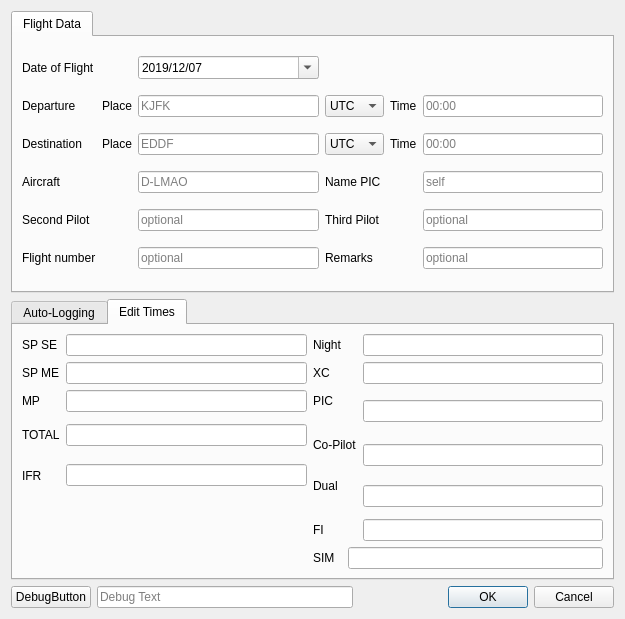
The window that src/gui/dialogues/newflight.ui (fiffty-50/openPilotLog) describes before a commit, drawn with Qt 5.
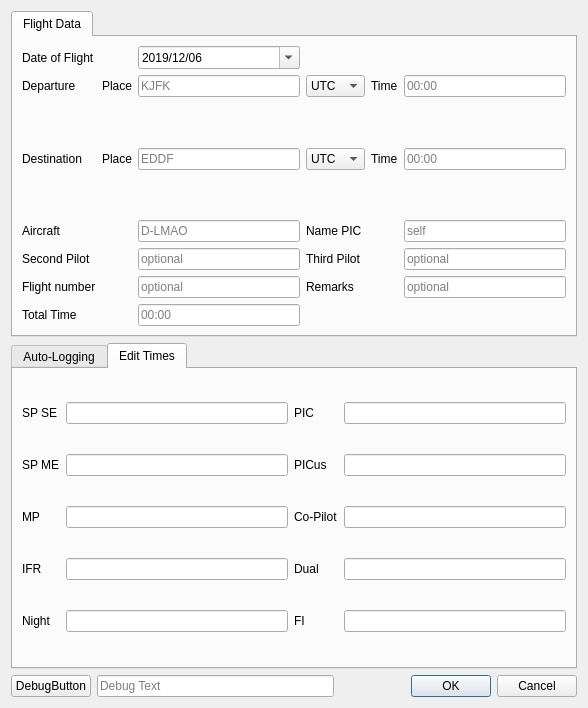
The same window after the commit.

Commit message: refactoring of newFlight, renamed line edits in accordance with database layout

Patch:
```diff
--- a/src/gui/dialogues/newflight.ui
+++ b/src/gui/dialogues/newflight.ui
@@ -6,8 +6,8 @@
    <rect>
     <x>0</x>
     <y>0</y>
-    <width>625</width>
-    <height>619</height>
+    <width>588</width>
+    <height>708</height>
    </rect>
   </property>
   <property name="windowTitle">
@@ -24,61 +24,33 @@
        <string>Flight Data</string>
       </attribute>
       <layout class="QGridLayout" name="gridLayout">
-       <item row="3" column="3">
-        <widget class="QLabel" name="picLabel">
-         <property name="text">
-          <string>Name PIC</string>
-         </property>
-        </widget>
-       </item>
-       <item row="3" column="0">
-        <widget class="QLabel" name="acftLabel">
-         <property name="text">
-          <string>Aircraft</string>
-         </property>
-        </widget>
-       </item>
-       <item row="2" column="2">
-        <widget class="QLineEdit" name="newDestLocLineEdit">
-         <property name="toolTip">
-          <string>Enter the ICAO 4-letter Identifier of the Airport</string>
-         </property>
-         <property name="inputMethodHints">
-          <set>Qt::ImhNone</set>
-         </property>
-         <property name="maxLength">
-          <number>4</number>
-         </property>
-         <property name="placeholderText">
-          <string>EDDF</string>
-         </property>
-        </widget>
-       </item>
-       <item row="4" column="5">
-        <widget class="QLineEdit" name="thirdPilotNameLineEdit">
-         <property name="placeholderText">
-          <string>optional</string>
-         </property>
-        </widget>
-       </item>
-       <item row="2" column="0">
-        <widget class="QLabel" name="destLabel">
-         <property name="text">
-          <string>Destination</string>
-         </property>
-        </widget>
-       </item>
-       <item row="3" column="2">
-        <widget class="QLineEdit" name="newAcft">
+       <item row="6" column="2">
+        <widget class="QLineEdit" name="acftLineEdit">
          <property name="placeholderText">
           <string>D-LMAO</string>
          </property>
         </widget>
        </item>
-       <item row="1" column="0">
-        <widget class="QLabel" name="deptLabel">
+       <item row="1" column="5">
+        <widget class="QLineEdit" name="tofbTimeLineEdit">
+         <property name="toolTip">
+          <string>&lt;html&gt;&lt;head/&gt;&lt;body&gt;&lt;p&gt;&lt;span style=&quot; color:#a8abb0;&quot;&gt;Enter a valid time.&lt;/span&gt;&lt;/p&gt;&lt;p&gt;&lt;span style=&quot; color:#a8abb0;&quot;&gt;e.g.: 845 0845 8:45 08:45&lt;/span&gt;&lt;/p&gt;&lt;/body&gt;&lt;/html&gt;</string>
+         </property>
+         <property name="whatsThis">
+          <string>&lt;html&gt;&lt;head/&gt;&lt;body&gt;&lt;p&gt;&lt;br/&gt;&lt;/p&gt;&lt;/body&gt;&lt;/html&gt;</string>
+         </property>
+         <property name="maxLength">
+          <number>5</number>
+         </property>
+         <property name="placeholderText">
+          <string>00:00</string>
+         </property>
+        </widget>
+       </item>
+       <item row="4" column="4">
+        <widget class="QLabel" name="tonbLabel">
          <property name="text">
-          <string>Departure</string>
+          <string>Time</string>
          </property>
         </widget>
        </item>
@@ -89,105 +61,94 @@
          </property>
         </widget>
        </item>
-       <item row="1" column="2">
-        <widget class="QLineEdit" name="newDeptLocLineEdit">
+       <item row="4" column="0">
+        <widget class="QLabel" name="destLabel">
+         <property name="text">
+          <string>Destination</string>
+         </property>
+        </widget>
+       </item>
+       <item row="1" column="1">
+        <widget class="QLabel" name="placeLabel1">
+         <property name="text">
+          <string>Place</string>
+         </property>
+        </widget>
+       </item>
+       <item row="8" column="3">
+        <widget class="QLabel" name="RemarksLabel">
+         <property name="text">
+          <string>Remarks</string>
+         </property>
+        </widget>
+       </item>
+       <item row="8" column="1">
+        <widget class="QLabel" name="flightNumberPrefixLabel">
          <property name="toolTip">
           <string>Enter the ICAO 4-letter Identifier of the Airport</string>
          </property>
-         <property name="inputMethodHints">
-          <set>Qt::ImhNone</set>
+         <property name="text">
+          <string/>
          </property>
-         <property name="maxLength">
-          <number>4</number>
-         </property>
-         <property name="placeholderText">
-          <string>KJFK</string>
+         <property name="alignment">
+          <set>Qt::AlignRight|Qt::AlignTrailing|Qt::AlignVCenter</set>
          </property>
         </widget>
        </item>
-       <item row="2" column="1">
+       <item row="4" column="1">
         <widget class="QLabel" name="placeLabel2">
          <property name="text">
           <string>Place</string>
          </property>
         </widget>
        </item>
-       <item row="5" column="0">
-        <widget class="QLabel" name="FlightNumberLabel">
-         <property name="text">
-          <string>Flight number</string>
-         </property>
-        </widget>
-       </item>
-       <item row="5" column="2">
+       <item row="8" column="2">
         <widget class="QLineEdit" name="FlightNumberLineEdit">
          <property name="placeholderText">
           <string>optional</string>
          </property>
         </widget>
        </item>
-       <item row="2" column="4">
-        <widget class="QLabel" name="tonbLabel">
-         <property name="text">
-          <string>Time</string>
-         </property>
-        </widget>
-       </item>
-       <item row="1" column="3">
-        <widget class="QComboBox" name="deptTZ">
+       <item row="1" column="2">
+        <widget class="QLineEdit" name="deptLocLineEdit">
          <property name="toolTip">
           <string>&lt;html&gt;&lt;head/&gt;&lt;body&gt;&lt;p&gt;UTC - Universal Time Coordinated&lt;/p&gt;&lt;p&gt;LOCAL - Local time at Airfield&lt;/p&gt;&lt;p&gt;BASE - Local time at Home Base&lt;/p&gt;&lt;/body&gt;&lt;/html&gt;</string>
          </property>
-         <item>
-          <property name="text">
-           <string>UTC</string>
-          </property>
-         </item>
-         <item>
-          <property name="text">
-           <string>Local</string>
-          </property>
-         </item>
-        </widget>
-       </item>
-       <item row="2" column="3">
-        <widget class="QComboBox" name="destTZ">
-         <property name="toolTip">
-          <string>&lt;html&gt;&lt;head/&gt;&lt;body&gt;&lt;p&gt;UTC - Universal Time Coordinated&lt;/p&gt;&lt;p&gt;LOCAL - Local time at Airfield&lt;/p&gt;&lt;p&gt;BASE - Local time at Home Base&lt;/p&gt;&lt;/body&gt;&lt;/html&gt;</string>
+         <property name="inputMethodHints">
+          <set>Qt::ImhNone</set>
          </property>
-         <item>
-          <property name="text">
-           <string>UTC</string>
-          </property>
-         </item>
-         <item>
-          <property name="text">
-           <string>Local</string>
-          </property>
-         </item>
-        </widget>
-       </item>
-       <item row="3" column="5">
-        <widget class="QLineEdit" name="newPicNameLineEdit">
+         <property name="maxLength">
+          <number>4</number>
+         </property>
          <property name="placeholderText">
-          <string>self</string>
+          <string>KJFK</string>
          </property>
         </widget>
        </item>
-       <item row="5" column="5">
-        <widget class="QLineEdit" name="RemarksLineEdit">
-         <property name="placeholderText">
-          <string>optional</string>
+       <item row="9" column="0">
+        <widget class="QLabel" name="totalTimeLabel">
+         <property name="text">
+          <string>Total Time</string>
          </property>
         </widget>
        </item>
-       <item row="4" column="2">
-        <widget class="QLineEdit" name="secondPilotNameLineEdit">
+       <item row="1" column="0">
+        <widget class="QLabel" name="deptLabel">
          <property name="text">
-          <string/>
+          <string>Departure</string>
          </property>
+        </widget>
+       </item>
+       <item row="4" column="5">
+        <widget class="QLineEdit" name="tonbTimeLineEdit">
+         <property name="toolTip">
+          <string>&lt;html&gt;&lt;head/&gt;&lt;body&gt;&lt;p&gt;&lt;span style=&quot; color:#a8abb0;&quot;&gt;Enter a valid time.&lt;/span&gt;&lt;/p&gt;&lt;p&gt;&lt;span style=&quot; color:#a8abb0;&quot;&gt;e.g.: 845 0845 8:45 08:45&lt;/span&gt;&lt;/p&gt;&lt;/body&gt;&lt;/html&gt;</string>
+         </property>
+         <property name="whatsThis">
+          <string>&lt;html&gt;&lt;head/&gt;&lt;body&gt;&lt;p&gt;&lt;br/&gt;&lt;/p&gt;&lt;/body&gt;&lt;/html&gt;</string>
+         </property>
          <property name="placeholderText">
-          <string>optional</string>
+          <string>00:00</string>
          </property>
         </widget>
        </item>
@@ -200,7 +161,7 @@
            <second>0</second>
            <year>2019</year>
            <month>12</month>
-           <day>7</day>
+           <day>6</day>
           </datetime>
          </property>
          <property name="displayFormat">
@@ -214,80 +175,150 @@
          </property>
         </widget>
        </item>
-       <item row="1" column="5">
-        <widget class="QLineEdit" name="newDeptTimeLineEdit">
-         <property name="toolTip">
-          <string>&lt;html&gt;&lt;head/&gt;&lt;body&gt;&lt;p&gt;&lt;span style=&quot; color:#a8abb0;&quot;&gt;Enter a valid time.&lt;/span&gt;&lt;/p&gt;&lt;p&gt;&lt;span style=&quot; color:#a8abb0;&quot;&gt;e.g.: 845 0845 8:45 08:45&lt;/span&gt;&lt;/p&gt;&lt;/body&gt;&lt;/html&gt;</string>
-         </property>
-         <property name="whatsThis">
-          <string>&lt;html&gt;&lt;head/&gt;&lt;body&gt;&lt;p&gt;&lt;br/&gt;&lt;/p&gt;&lt;/body&gt;&lt;/html&gt;</string>
-         </property>
-         <property name="maxLength">
-          <number>5</number>
-         </property>
-         <property name="placeholderText">
-          <string>00:00</string>
-         </property>
-        </widget>
-       </item>
-       <item row="1" column="1">
-        <widget class="QLabel" name="placeLabel1">
-         <property name="text">
-          <string>Place</string>
-         </property>
-        </widget>
-       </item>
-       <item row="4" column="3">
-        <widget class="QLabel" name="thirdPilotLabel">
-         <property name="text">
-          <string>Third Pilot</string>
-         </property>
-        </widget>
-       </item>
-       <item row="1" column="4">
-        <widget class="QLabel" name="tofbLabel">
-         <property name="text">
-          <string>Time</string>
-         </property>
-        </widget>
-       </item>
-       <item row="5" column="3">
-        <widget class="QLabel" name="RemarksLabel">
-         <property name="text">
-          <string>Remarks</string>
-         </property>
-        </widget>
-       </item>
-       <item row="4" column="0">
+       <item row="7" column="0">
         <widget class="QLabel" name="picLabel_2">
          <property name="text">
           <string>Second Pilot</string>
          </property>
         </widget>
        </item>
-       <item row="2" column="5">
-        <widget class="QLineEdit" name="newDestTimeLineEdit">
+       <item row="8" column="5">
+        <widget class="QLineEdit" name="RemarksLineEdit">
+         <property name="placeholderText">
+          <string>optional</string>
+         </property>
+        </widget>
+       </item>
+       <item row="7" column="5">
+        <widget class="QLineEdit" name="thirdPilotNameLineEdit">
+         <property name="placeholderText">
+          <string>optional</string>
+         </property>
+        </widget>
+       </item>
+       <item row="6" column="5">
+        <widget class="QLineEdit" name="picNameLineEdit">
+         <property name="placeholderText">
+          <string>self</string>
+         </property>
+        </widget>
+       </item>
+       <item row="6" column="0">
+        <widget class="QLabel" name="acftLabel">
+         <property name="text">
+          <string>Aircraft</string>
+         </property>
+        </widget>
+       </item>
+       <item row="1" column="3">
+        <widget class="QComboBox" name="deptTZ">
          <property name="toolTip">
           <string>&lt;html&gt;&lt;head/&gt;&lt;body&gt;&lt;p&gt;&lt;span style=&quot; color:#a8abb0;&quot;&gt;Enter a valid time.&lt;/span&gt;&lt;/p&gt;&lt;p&gt;&lt;span style=&quot; color:#a8abb0;&quot;&gt;e.g.: 845 0845 8:45 08:45&lt;/span&gt;&lt;/p&gt;&lt;/body&gt;&lt;/html&gt;</string>
          </property>
-         <property name="whatsThis">
-          <string>&lt;html&gt;&lt;head/&gt;&lt;body&gt;&lt;p&gt;&lt;br/&gt;&lt;/p&gt;&lt;/body&gt;&lt;/html&gt;</string>
+         <item>
+          <property name="text">
+           <string>UTC</string>
+          </property>
+         </item>
+         <item>
+          <property name="text">
+           <string>Local</string>
+          </property>
+         </item>
+        </widget>
+       </item>
+       <item row="4" column="3">
+        <widget class="QComboBox" name="destTZ">
+         <property name="toolTip">
+          <string>&lt;html&gt;&lt;head/&gt;&lt;body&gt;&lt;p&gt;UTC - Universal Time Coordinated&lt;/p&gt;&lt;p&gt;LOCAL - Local time at Airfield&lt;/p&gt;&lt;p&gt;BASE - Local time at Home Base&lt;/p&gt;&lt;/body&gt;&lt;/html&gt;</string>
+         </property>
+         <item>
+          <property name="text">
+           <string>UTC</string>
+          </property>
+         </item>
+         <item>
+          <property name="text">
+           <string>Local</string>
+          </property>
+         </item>
+        </widget>
+       </item>
+       <item row="9" column="2">
+        <widget class="QLineEdit" name="tblkTimeLineEdit">
+         <property name="focusPolicy">
+          <enum>Qt::NoFocus</enum>
          </property>
          <property name="placeholderText">
           <string>00:00</string>
          </property>
         </widget>
        </item>
-       <item row="5" column="1">
-        <widget class="QLabel" name="flightNumberPrefixLabel">
+       <item row="6" column="3">
+        <widget class="QLabel" name="picLabel">
+         <property name="text">
+          <string>Name PIC</string>
+         </property>
+        </widget>
+       </item>
+       <item row="1" column="4">
+        <widget class="QLabel" name="tofbLabel">
+         <property name="text">
+          <string>Time</string>
+         </property>
+        </widget>
+       </item>
+       <item row="8" column="0">
+        <widget class="QLabel" name="FlightNumberLabel">
+         <property name="text">
+          <string>Flight number</string>
+         </property>
+        </widget>
+       </item>
+       <item row="7" column="2">
+        <widget class="QLineEdit" name="secondPilotNameLineEdit">
+         <property name="text">
+          <string/>
+         </property>
+         <property name="placeholderText">
+          <string>optional</string>
+         </property>
+        </widget>
+       </item>
+       <item row="7" column="3">
+        <widget class="QLabel" name="thirdPilotLabel">
+         <property name="text">
+          <string>Third Pilot</string>
+         </property>
+        </widget>
+       </item>
+       <item row="4" column="2">
+        <widget class="QLineEdit" name="destLocLineEdit">
          <property name="toolTip">
           <string>&lt;html&gt;&lt;head/&gt;&lt;body&gt;&lt;p&gt;Can bet changed in Settings&lt;/p&gt;&lt;/body&gt;&lt;/html&gt;</string>
          </property>
+         <property name="inputMethodHints">
+          <set>Qt::ImhNone</set>
+         </property>
+         <property name="maxLength">
+          <number>4</number>
+         </property>
+         <property name="placeholderText">
+          <string>EDDF</string>
+         </property>
+        </widget>
+       </item>
+       <item row="2" column="2" colspan="2">
+        <widget class="QLabel" name="deptNameLabel">
          <property name="text">
           <string/>
          </property>
-         <property name="alignment">
-          <set>Qt::AlignRight|Qt::AlignTrailing|Qt::AlignVCenter</set>
+        </widget>
+       </item>
+       <item row="5" column="2" colspan="2">
+        <widget class="QLabel" name="destNameLabel">
+         <property name="text">
+          <string/>
          </property>
         </widget>
        </item>
@@ -584,14 +615,14 @@
         <widget class="QLineEdit" name="spseTimeLineEdit"/>
        </item>
        <item row="0" column="2">
-        <widget class="QLabel" name="nightLabel">
+        <widget class="QLabel" name="picTimeLabel">
          <property name="text">
-          <string>Night</string>
+          <string>PIC</string>
          </property>
         </widget>
        </item>
-       <item row="0" column="4">
-        <widget class="QLineEdit" name="nightTimeLineEdit"/>
+       <item row="0" column="3">
+        <widget class="QLineEdit" name="tPICTimeLineEdit"/>
        </item>
        <item row="1" column="0">
         <widget class="QLabel" name="spmeLabel">
@@ -606,12 +637,12 @@
        <item row="1" column="2">
         <widget class="QLabel" name="xcLabel">
          <property name="text">
-          <string>XC</string>
+          <string>PICus</string>
          </property>
         </widget>
        </item>
-       <item row="1" column="4">
-        <widget class="QLineEdit" name="xcTimeLineEdit"/>
+       <item row="1" column="3">
+        <widget class="QLineEdit" name="tPICUSTimeLineEdit"/>
        </item>
        <item row="2" column="0">
         <widget class="QLabel" name="mpLabel">
@@ -624,78 +655,54 @@
         <widget class="QLineEdit" name="mpTimeLineEdit"/>
        </item>
        <item row="2" column="2">
-        <widget class="QLabel" name="picTimeLabel">
-         <property name="text">
-          <string>PIC</string>
-         </property>
-        </widget>
-       </item>
-       <item row="2" column="4" rowspan="2">
-        <widget class="QLineEdit" name="picTimeLineEdit"/>
-       </item>
-       <item row="3" column="0" rowspan="2">
-        <widget class="QLabel" name="totalTimeLabel">
-         <property name="text">
-          <string>TOTAL</string>
-         </property>
-        </widget>
-       </item>
-       <item row="3" column="1" rowspan="2">
-        <widget class="QLineEdit" name="totalTimeLineEdit">
-         <property name="focusPolicy">
-          <enum>Qt::NoFocus</enum>
-         </property>
-        </widget>
-       </item>
-       <item row="4" column="2" colspan="2">
         <widget class="QLabel" name="coPilotTimeLabel">
          <property name="text">
           <string>Co-Pilot</string>
          </property>
         </widget>
        </item>
-       <item row="4" column="4" rowspan="2">
-        <widget class="QLineEdit" name="copTimeLineEdit"/>
+       <item row="2" column="3">
+        <widget class="QLineEdit" name="tSICTimeLineEdit"/>
        </item>
-       <item row="5" column="0" rowspan="2">
+       <item row="3" column="0">
         <widget class="QLabel" name="ifrLabel">
          <property name="text">
           <string>IFR</string>
          </property>
         </widget>
        </item>
-       <item row="5" column="1" rowspan="2">
-        <widget class="QLineEdit" name="ifrTimeLineEdit"/>
+       <item row="3" column="1">
+        <widget class="QLineEdit" name="tIFRTimeLineEdit"/>
        </item>
-       <item row="6" column="2">
+       <item row="3" column="2">
         <widget class="QLabel" name="dualTimeLabel">
          <property name="text">
           <string>Dual</string>
          </property>
         </widget>
        </item>
-       <item row="6" column="4" rowspan="2">
-        <widget class="QLineEdit" name="dualTimeLineEdit"/>
+       <item row="3" column="3">
+        <widget class="QLineEdit" name="tDualTimeLineEdit"/>
        </item>
-       <item row="8" column="2">
+       <item row="4" column="0">
+        <widget class="QLabel" name="nightLabel">
+         <property name="text">
+          <string>Night</string>
+         </property>
+        </widget>
+       </item>
+       <item row="4" column="1">
+        <widget class="QLineEdit" name="tNIGHTTimeLineEdit"/>
+       </item>
+       <item row="4" column="2">
         <widget class="QLabel" name="fiTimeLabel">
          <property name="text">
           <string>FI</string>
          </property>
         </widget>
        </item>
-       <item row="8" column="4">
-        <widget class="QLineEdit" name="fiTimeLineEdit"/>
-       </item>
-       <item row="9" column="2">
-        <widget class="QLabel" name="simTimeLabel">
-         <property name="text">
-          <string>SIM</string>
-         </property>
-        </widget>
-       </item>
-       <item row="9" column="3" colspan="2">
-        <widget class="QLineEdit" name="simTimeLineEdit"/>
+       <item row="4" column="3">
+        <widget class="QLineEdit" name="tFITimeLineEdit"/>
        </item>
       </layout>
      </widget>
```
Left out of the diff: 46 changed lines with no effect on the pictures. The commit also changes 2 other files.
